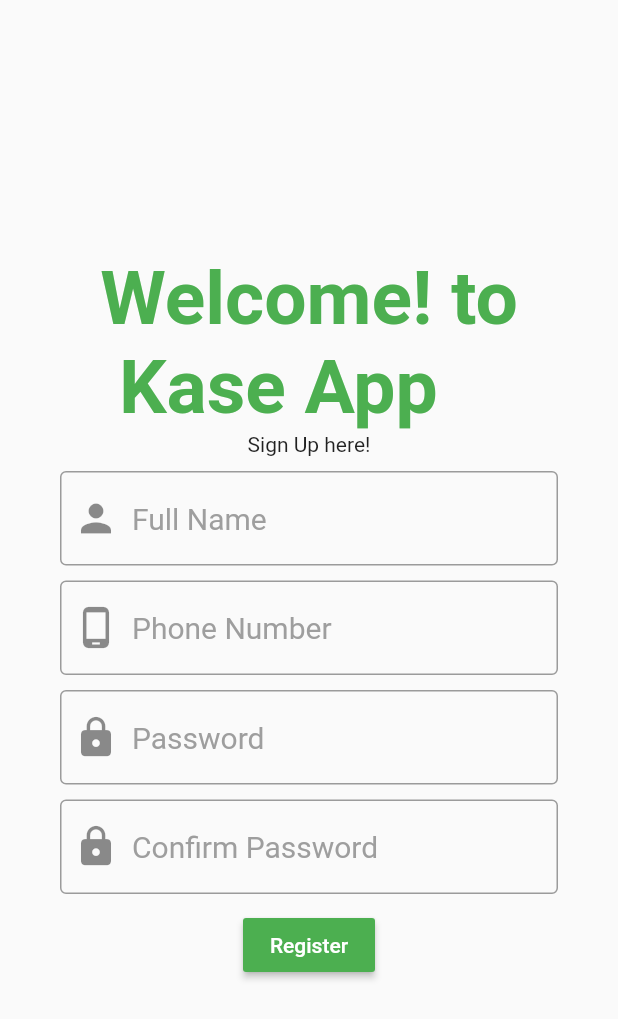
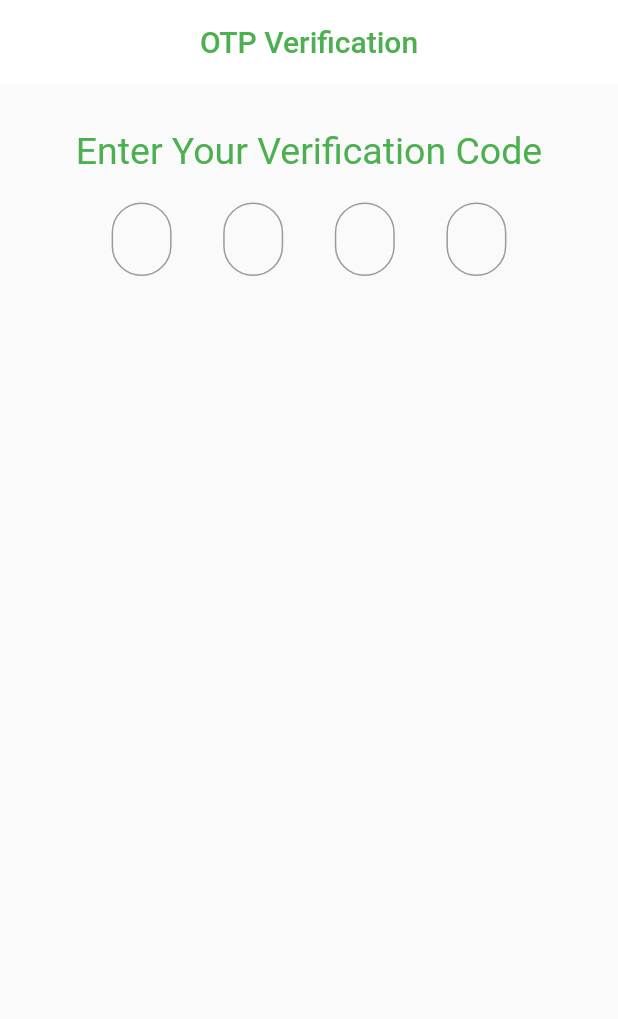
Before and after one commit to KhunSovannary/kase_app, a Flutter app: the Register screen opened directly, after a tap on "Register", on a phone screen of 412 x 824 dp. Shown: the top 1019 px of the screen. Run offline on Flutter 3.47's test engine with Material 2 defaults, Android fonts, the phone set to English and light mode, and no system bars; our stand-ins replace carousel_pro, shared_preferences; missing offline and left inert: barcode_scan; accounts and stored records are empty.

Commit message:
otp screen textform

```diff
--- a/lib/main.dart
+++ b/lib/main.dart
@@ -2,9 +2,9 @@ import 'package:barcode_scan/barcode_scan.dart';
 import 'package:flutter/cupertino.dart';
 import 'package:flutter/material.dart';
 import 'package:carousel_pro/carousel_pro.dart';
-import 'package:kase_app/SignIn.dart';
-import 'package:kase_app/Register.dart';
-import 'package:shared_preferences/shared_preferences.dart';
+import 'package:kase_app/screen/SignIn.dart';
+import 'package:kase_app/screen/Register.dart';
+
 void main() {
   runApp(MyApp());
 }
--- /dev/null
+++ b/lib/screen/Otp.dart
@@ -0,0 +1,67 @@
+import 'package:flutter/material.dart';
+
+class OTP extends StatefulWidget {
+  @override
+  _OTPState createState() => _OTPState();
+}
+
+class _OTPState extends State<OTP> {
+  @override
+  Widget build(BuildContext context) {
+    return Scaffold(
+        appBar: AppBar(
+          automaticallyImplyLeading: false,
+          title: Center(
+            child: Text(
+              "OTP Verification",
+              style: TextStyle(color: Colors.green),
+            ),
+          ),
+          elevation: 0,
+          backgroundColor: Colors.white,
+        ),
+        body: SingleChildScrollView(
+            child: Container(
+                padding: const EdgeInsets.all(30),
+                child: Column(
+
+                    mainAxisAlignment: MainAxisAlignment.center,
+                    crossAxisAlignment: CrossAxisAlignment.center,
+                        children: [
+                                Text(
+                                  "Enter Your Verification Code",
+                                  style: TextStyle(color: Colors.green, fontSize: 25),
+                                ),
+                                SizedBox(height: 10),
+                                Container(
+                                  padding: const EdgeInsets.all(10),
+                                  child: Row(
+                                    mainAxisAlignment: MainAxisAlignment.spaceEvenly,
+                                    children: [
+                                      pinBox(),
+                                      pinBox(),
+                                      pinBox(),
+                                      pinBox(),
+
+                                    ],
+                                  ),
+                                )
+                              ],
+        ))));
+  }
+}
+
+Widget pinBox() {
+  return SizedBox(
+    width: 40,
+    child: TextFormField(
+      obscureText: true,
+      decoration: InputDecoration(
+        contentPadding: const EdgeInsets.all(15.0),
+        border: OutlineInputBorder(borderRadius: BorderRadius.circular(25.0)),
+        hintText: " ",
+
+      ),
+    ),
+  );
+}
--- a/lib/Register.dart
+++ b/lib/screen/Register.dart
@@ -7,6 +7,7 @@ import 'package:flutter/services.dart';
 import 'package:kase_app/register_repository.dart';
 import 'package:kase_app/otp_code_repository.dart';
 import 'package:kase_app/register_repository.dart';
+import 'package:kase_app/screen/Otp.dart';
 // ignore: must_be_immutable
 TextEditingController _fullName = TextEditingController();
 TextEditingController _phoneNumber= TextEditingController();
@@ -39,7 +40,7 @@ class _RegisterState extends State<Register> {
               Text('Welcome! to\n Kase App',style:TextStyle(color:Colors.green, fontWeight: FontWeight.bold,fontSize: 50)),
               Text('Sign Up here!'),
               SizedBox(height:10),
-              TextFormField(
+              /*TextFormField(
                 controller: _fullName,
                 decoration: InputDecoration(
                   border:OutlineInputBorder(),
@@ -62,7 +63,7 @@ class _RegisterState extends State<Register> {
                   ),
 
                 ),
-              ),
+              ),*/
               SizedBox(height: 10),
               TextFormField(
                   controller: _password,
@@ -96,8 +97,10 @@ class _RegisterState extends State<Register> {
                 color: Colors.green,
                 textColor: Colors.white, onPressed: () {
                   if ( _conpassword.text == _password.text){
-                    otpCodeRepository.getOtpCode(phone:_phoneNumber.text).then((response)=>{
-                      if(!response.status) _showMyDialog(context, message: response.msg)
+                    Navigator.of(context).push(MaterialPageRoute(
+                          builder: (context) => OTP()));
+                    //otpCodeRepository.getOtpCode(phone:_phoneNumber.text).then((response)=>{
+                     // if(!response.status) _showMyDialog(context, message: response.msg)
                     }
                         //  if(!response.status){
                         //   Navigator.pop(context),
@@ -109,8 +112,8 @@ class _RegisterState extends State<Register> {
                        /* else
                           // registerRepository.register(user( "2234",response.data))*/
 
-                     );
-                  }
+
+
                   else
                     print("not match");
                    }
--- a/lib/SignIn.dart
+++ b/lib/screen/SignIn.dart
@@ -1,7 +1,7 @@
 
 import 'package:flutter/cupertino.dart';
 import 'package:flutter/material.dart';
-import 'package:kase_app/Register.dart';
+import 'package:kase_app/screen/Register.dart';
 import 'package:http/http.dart'as http;
 import 'dart:convert';
 import 'package:kase_app/main.dart';
```
